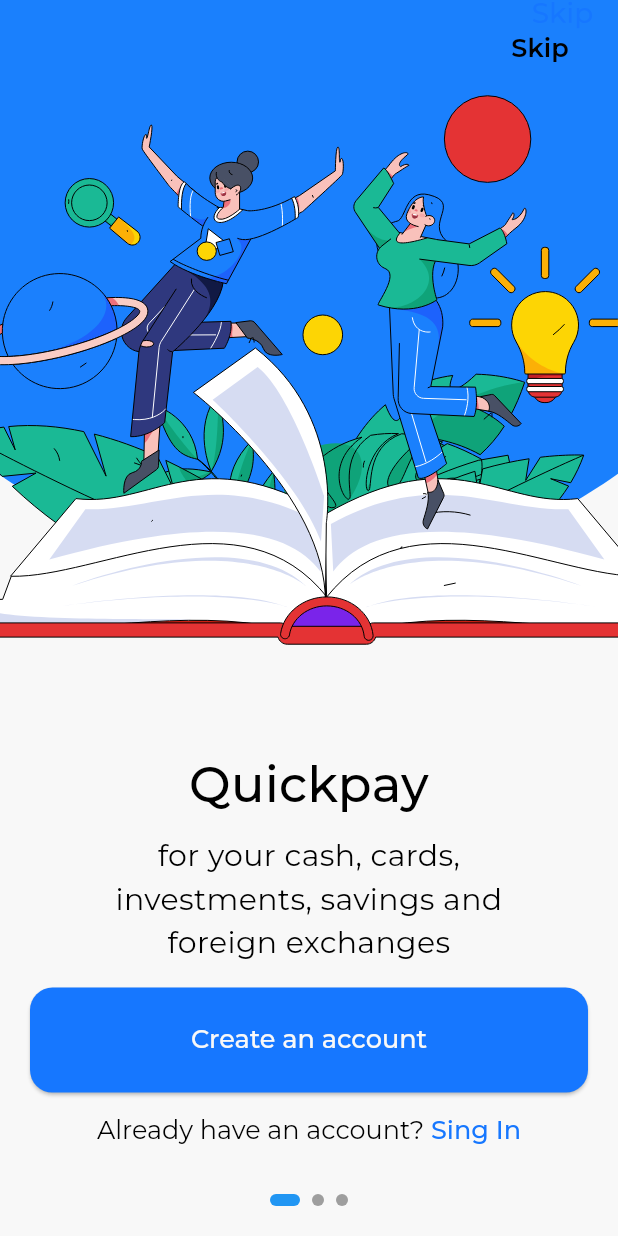
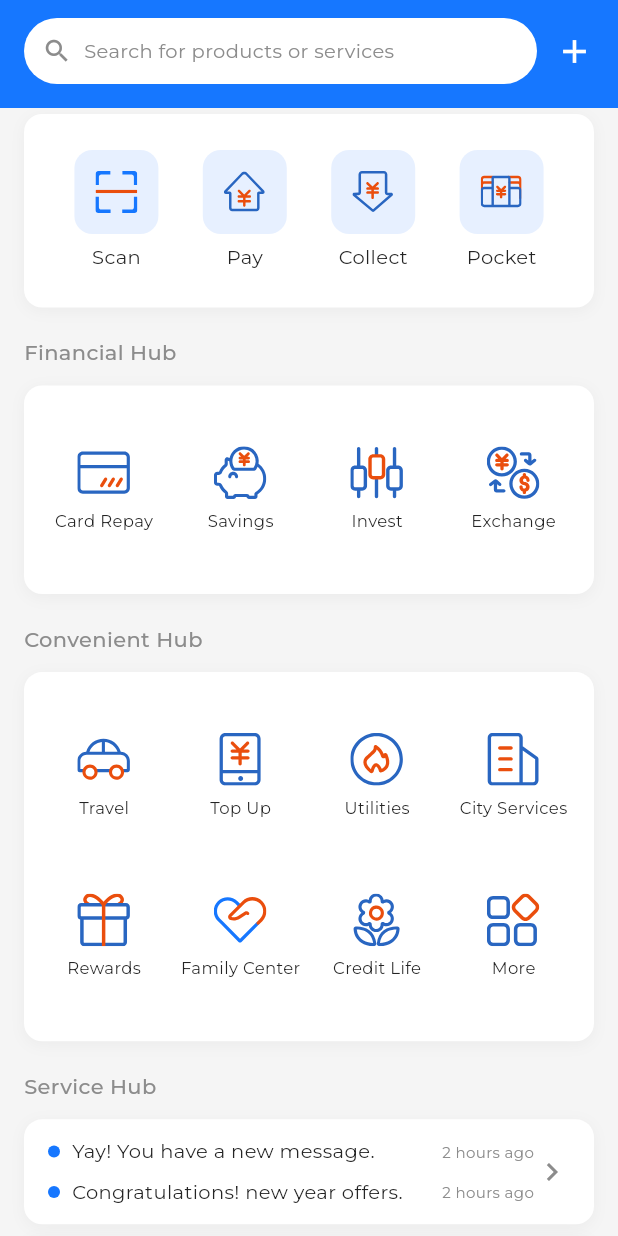
Before and after one commit to TarikKhazma/FintechApp, a Flutter app: the screen it shows after launch, on a phone screen of 412 x 824 dp. Run offline on Flutter 3.47's test engine with Material 3 defaults, Android fonts, the phone set to English and light mode, and no system bars; our stand-ins replace dio, equatable, flutter_bloc, flutter_secure_storage, flutter_svg, fpdart and 2 more; project files that could hold a hidden picture were left out.

```diff
--- a/lib/core/navigation/app_router.dart
+++ b/lib/core/navigation/app_router.dart
@@ -5,7 +5,7 @@
 import '../../features/auth/presentation/pages/sign_in_page.dart';
 import '../../features/auth/presentation/pages/sign_up_page.dart';
 import '../../features/auth/presentation/pages/create_account_success_page.dart';
-import '../../features/dashboard/presentation/pages/dashboard_page.dart';
+import '../../features/view/home/screens/home_screen.dart';
 import '../../features/view/onborading/screens/onboarding_main.dart';
 import '../../features/view/splash_screens/splash_screens.dart';
 import 'app_routes.dart';
@@ -35,8 +35,8 @@
 }
 
 final GoRouter appRouter = GoRouter(
-  initialLocation: AppRoutes.splash,
-  redirect: _authGuard,
+  initialLocation: AppRoutes.home, // TODO: revert to AppRoutes.splash
+  // redirect: _authGuard,
   routes: [
     GoRoute(
       path: AppRoutes.splash,
@@ -64,7 +64,7 @@
     // ── Protected routes ─────────────────────────────────────────────────
     GoRoute(
       path: AppRoutes.home,
-      builder: (ctx, s) => const DashboardPage(),
+      builder: (ctx, s) => const HomeScreen(),
     ),
     GoRoute(
       path: AppRoutes.transactions,
--- a/lib/core/resources/app_images_assets.dart
+++ b/lib/core/resources/app_images_assets.dart
@@ -66,7 +66,6 @@
   static const iconarrowleft = '${_iconRelativePath}icon_arrow_left.svg';
   static const invest = '${_iconRelativePath}invest.svg';
   static const cup = '${_iconRelativePath}cup.svg';
-  static const dish = '${_iconRelativePath}dish.svg';
   static const more = '${_iconRelativePath}more.svg';
   static const pay = '${_iconRelativePath}pay.svg';
   static const pocket = '${_iconRelativePath}pocket.svg';
--- /dev/null
+++ b/lib/features/view/home/screens/home_screen.dart
@@ -0,0 +1,38 @@
+import 'package:flutter/material.dart';
+
+import '../widgets/home_hub_card.dart';
+import '../widgets/home_insurance_banner.dart';
+import '../widgets/home_notifications_card.dart';
+import '../widgets/home_quick_actions.dart';
+import '../widgets/home_rewards_row.dart';
+import '../widgets/home_search_bar.dart';
+import '../widgets/home_section_label.dart';
+
+class HomeScreen extends StatelessWidget {
+  const HomeScreen({super.key});
+
+  @override
+  Widget build(BuildContext context) {
+    return Scaffold(
+      backgroundColor: Colors.grey[100],
+      body: SafeArea(
+        child: CustomScrollView(
+          slivers: [
+            const SliverToBoxAdapter(child: HomeSearchBar()),
+            const SliverToBoxAdapter(child: HomeQuickActions()),
+            const SliverToBoxAdapter(child: HomeSectionLabel('Financial Hub')),
+            SliverToBoxAdapter(child: HomeHubCard(items: financialHubItems)),
+            const SliverToBoxAdapter(child: HomeSectionLabel('Convenient Hub')),
+            SliverToBoxAdapter(child: HomeHubCard(items: convenientHubItems)),
+            const SliverToBoxAdapter(child: HomeSectionLabel('Service Hub')),
+            const SliverToBoxAdapter(child: HomeNotificationsCard()),
+            const SliverToBoxAdapter(child: HomeInsuranceBanner()),
+            const SliverToBoxAdapter(child: HomeSectionLabel('Rewards Hub')),
+            const SliverToBoxAdapter(child: HomeRewardsRow()),
+            const SliverToBoxAdapter(child: SizedBox(height: 24)),
+          ],
+        ),
+      ),
+    );
+  }
+}
--- /dev/null
+++ b/lib/features/view/home/widgets/home_hub_card.dart
@@ -0,0 +1,94 @@
+import 'package:fintech_app/core/constants/app_colors.dart';
+import 'package:fintech_app/core/constants/app_text_styles.dart';
+import 'package:fintech_app/core/resources/app_images_assets.dart';
+import 'package:flutter/material.dart';
+import 'package:flutter_svg/flutter_svg.dart';
+
+class HubItem {
+  final String icon;
+  final String label;
+  final VoidCallback? onTap;
+
+  const HubItem(this.icon, this.label, {this.onTap});
+}
+
+final financialHubItems = [
+  HubItem(IconImages.cardrepay, 'Card Repay', onTap: () {}),
+  HubItem(IconImages.saving, 'Savings', onTap: () {}),
+  HubItem(IconImages.invest, 'Invest', onTap: () {}),
+  HubItem(IconImages.exchange, 'Exchange', onTap: () {}),
+];
+
+final convenientHubItems = [
+  HubItem(IconImages.travel, 'Travel', onTap: () {}),
+  HubItem(IconImages.topup, 'Top Up', onTap: () {}),
+  HubItem(IconImages.utilities, 'Utilities', onTap: () {}),
+  HubItem(IconImages.cityservices, 'City Services', onTap: () {}),
+  HubItem(IconImages.rewards, 'Rewards', onTap: () {}),
+  HubItem(IconImages.familycenter, 'Family Center', onTap: () {}),
+  HubItem(IconImages.creditlife, 'Credit Life', onTap: () {}),
+  HubItem(IconImages.more, 'More', onTap: () {}),
+];
+
+class HomeHubCard extends StatelessWidget {
+  final List<HubItem> items;
+  const HomeHubCard({super.key, required this.items});
+
+  @override
+  Widget build(BuildContext context) {
+    return Container(
+      margin: const EdgeInsets.symmetric(horizontal: 16, vertical: 4),
+      padding: const EdgeInsets.symmetric(vertical: 16, horizontal: 8),
+      decoration: BoxDecoration(
+        color: Colors.white,
+        borderRadius: BorderRadius.circular(12),
+        boxShadow: const [
+          BoxShadow(
+            color: Color(0x0A000000),
+            blurRadius: 8,
+            offset: Offset(0, 2),
+          ),
+        ],
+      ),
+      child: GridView.count(
+        crossAxisCount: 4,
+        shrinkWrap: true,
+        physics: const NeverScrollableScrollPhysics(),
+        childAspectRatio: 0.85,
+        children: items.map((item) => _HubGridItem(item: item)).toList(),
+      ),
+    );
+  }
+}
+
+class _HubGridItem extends StatelessWidget {
+  final HubItem item;
+  const _HubGridItem({required this.item});
+
+  @override
+  Widget build(BuildContext context) {
+    return InkWell(
+      onTap: item.onTap,
+      borderRadius: BorderRadius.circular(10),
+      child: Padding(
+        padding: const EdgeInsets.symmetric(vertical: 6),
+        child: Column(
+          mainAxisSize: MainAxisSize.min,
+          mainAxisAlignment: MainAxisAlignment.center,
+          children: [
+            SvgPicture.asset(item.icon, width: 36, height: 36),
+            const SizedBox(height: 6),
+            Text(
+              item.label,
+              textAlign: TextAlign.center,
+              style: AppTextStyles.caption.copyWith(
+                color: AppColors.textPrimary,
+                fontSize: 11,
+              ),
+            ),
+          ],
+        ),
+      ),
+    );
+  }
+}
--- /dev/null
+++ b/lib/features/view/home/widgets/home_insurance_banner.dart
@@ -0,0 +1,101 @@
+import 'package:fintech_app/core/constants/app_colors.dart';
+import 'package:fintech_app/core/constants/app_text_styles.dart';
+import 'package:fintech_app/core/resources/app_images_assets.dart';
+import 'package:flutter/material.dart';
+import 'package:flutter_svg/flutter_svg.dart';
+
+class HomeInsuranceBanner extends StatelessWidget {
+  const HomeInsuranceBanner({super.key});
+
+  @override
+  Widget build(BuildContext context) {
+    return Container(
+      margin: const EdgeInsets.symmetric(horizontal: 16, vertical: 4),
+      padding: const EdgeInsets.all(16),
+      decoration: BoxDecoration(
+        color: Colors.white,
+        borderRadius: BorderRadius.circular(12),
+        boxShadow: const [
+          BoxShadow(
+            color: Color(0x0A000000),
+            blurRadius: 8,
+            offset: Offset(0, 2),
+          ),
+        ],
+      ),
+      child: Column(
+        crossAxisAlignment: CrossAxisAlignment.start,
+        children: [
+          Row(
+            children: [
+              Expanded(
+                child: Column(
+                  crossAxisAlignment: CrossAxisAlignment.start,
+                  children: [
+                    Text(
+                      'Grab your Insurance Offer Today!',
+                      style: AppTextStyles.bodySmall.copyWith(
+                        color: AppColors.primary,
+                        fontWeight: FontWeight.w700,
+                      ),
+                    ),
+                    const SizedBox(height: 6),
+                    RichText(
+                      text: TextSpan(
+                        style: AppTextStyles.caption.copyWith(
+                          color: AppColors.textPrimary,
+                        ),
+                        children: const [
+                          TextSpan(text: 'Get 25% off your next '),
+                          TextSpan(
+                            text: 'health insurance',
+                            style: TextStyle(fontWeight: FontWeight.w700),
+                          ),
+                          TextSpan(text: ' renewals with us and '),
+                          TextSpan(
+                            text: 'protect your family!!',
+                            style: TextStyle(fontWeight: FontWeight.w700),
+                          ),
+                        ],
+                      ),
+                    ),
+                  ],
+                ),
+              ),
+              const SizedBox(width: 12),
+              SvgPicture.asset(IconImages.baohusan, width: 56, height: 56),
+            ],
+          ),
+          const SizedBox(height: 12),
+          const Row(
+            mainAxisAlignment: MainAxisAlignment.center,
+            children: [
+              _BannerDot(active: true),
+              SizedBox(width: 4),
+              _BannerDot(active: false),
+              SizedBox(width: 4),
+              _BannerDot(active: false),
+            ],
+          ),
+        ],
+      ),
+    );
+  }
+}
+
+class _BannerDot extends StatelessWidget {
+  final bool active;
+  const _BannerDot({required this.active});
+
+  @override
+  Widget build(BuildContext context) {
+    return Container(
+      width: active ? 16 : 8,
+      height: 8,
+      decoration: BoxDecoration(
+        color: active ? AppColors.primary : AppColors.border,
+        borderRadius: BorderRadius.circular(4),
+      ),
+    );
+  }
+}
--- /dev/null
+++ b/lib/features/view/home/widgets/home_notifications_card.dart
@@ -0,0 +1,78 @@
+import 'package:fintech_app/core/constants/app_colors.dart';
+import 'package:fintech_app/core/constants/app_text_styles.dart';
+import 'package:flutter/material.dart';
+
+class HomeNotificationsCard extends StatelessWidget {
+  const HomeNotificationsCard({super.key});
+
+  @override
+  Widget build(BuildContext context) {
+    return Container(
+      margin: const EdgeInsets.symmetric(horizontal: 16, vertical: 4),
+      padding: const EdgeInsets.symmetric(vertical: 12, horizontal: 16),
+      decoration: BoxDecoration(
+        color: Colors.white,
+        borderRadius: BorderRadius.circular(12),
+        boxShadow: const [
+          BoxShadow(
+            color: Color(0x0A000000),
+            blurRadius: 8,
+            offset: Offset(0, 2),
+          ),
+        ],
+      ),
+      child: Row(
+        children: [
+          const Expanded(
+            child: Column(
+              crossAxisAlignment: CrossAxisAlignment.start,
+              children: [
+                _NotifRow(text: 'Yay! You have a new message.', time: '2 hours ago'),
+                SizedBox(height: 8),
+                _NotifRow(text: 'Congratulations! new year offers.', time: '2 hours ago'),
+              ],
+            ),
+          ),
+          const Icon(Icons.chevron_right, color: AppColors.textSecondary),
+        ],
+      ),
+    );
+  }
+}
+
+class _NotifRow extends StatelessWidget {
+  final String text;
+  final String time;
+  const _NotifRow({required this.text, required this.time});
+
+  @override
+  Widget build(BuildContext context) {
+    return Row(
+      children: [
+        Container(
+          width: 8,
+          height: 8,
+          decoration: const BoxDecoration(
+            color: AppColors.primary,
+            shape: BoxShape.circle,
+          ),
+        ),
+        const SizedBox(width: 8),
+        Expanded(
+          child: Text(
+            text,
+            style: AppTextStyles.caption.copyWith(color: AppColors.textPrimary),
+          ),
+        ),
+        const SizedBox(width: 8),
+        Text(
+          time,
+          style: AppTextStyles.caption.copyWith(
+            color: AppColors.textSecondary,
+            fontSize: 10,
+          ),
+        ),
+      ],
+    );
+  }
+}
--- /dev/null
+++ b/lib/features/view/home/widgets/home_quick_actions.dart
@@ -0,0 +1,89 @@
+import 'package:fintech_app/core/constants/app_colors.dart';
+import 'package:fintech_app/core/constants/app_text_styles.dart';
+import 'package:fintech_app/core/resources/app_images_assets.dart';
+import 'package:flutter/material.dart';
+import 'package:flutter_svg/flutter_svg.dart';
+
+class HomeQuickActions extends StatelessWidget {
+  const HomeQuickActions({super.key});
+
+  @override
+  Widget build(BuildContext context) {
+    return _HomeCard(
+      child: Row(
+        mainAxisAlignment: MainAxisAlignment.spaceEvenly,
+        children: [
+          _QuickActionItem(icon: IconImages.scan, label: 'Scan', onTap: () {}),
+          _QuickActionItem(icon: IconImages.pay, label: 'Pay', onTap: () {}),
+          _QuickActionItem(icon: IconImages.collect, label: 'Collect', onTap: () {}),
+          _QuickActionItem(icon: IconImages.pocket, label: 'Pocket', onTap: () {}),
+        ],
+      ),
+    );
+  }
+}
+
+class _QuickActionItem extends StatelessWidget {
+  final String icon;
+  final String label;
+  final VoidCallback? onTap;
+
+  const _QuickActionItem({required this.icon, required this.label, this.onTap});
+
+  @override
+  Widget build(BuildContext context) {
+    return InkWell(
+      onTap: onTap,
+      borderRadius: BorderRadius.circular(12),
+      child: Padding(
+        padding: const EdgeInsets.symmetric(horizontal: 8, vertical: 4),
+        child: Column(
+          mainAxisSize: MainAxisSize.min,
+          children: [
+            Container(
+              width: 56,
+              height: 56,
+              decoration: BoxDecoration(
+                color: AppColors.primaryBg,
+                borderRadius: BorderRadius.circular(12),
+              ),
+              child: Center(child: SvgPicture.asset(icon, width: 28, height: 28)),
+            ),
+            const SizedBox(height: 6),
+            Text(
+              label,
+              style: AppTextStyles.caption.copyWith(color: AppColors.textPrimary),
+            ),
+          ],
+        ),
+      ),
+    );
+  }
+}
+
+// ─── Shared card wrapper used across home widgets ─────────────────────────────
+class _HomeCard extends StatelessWidget {
+  final Widget child;
+
+  const _HomeCard({required this.child});
+
+  @override
+  Widget build(BuildContext context) {
+    return Container(
+      margin: const EdgeInsets.symmetric(horizontal: 16, vertical: 4),
+      padding: const EdgeInsets.symmetric(vertical: 20, horizontal: 12),
+      decoration: BoxDecoration(
+        color: Colors.white,
+        borderRadius: BorderRadius.circular(12),
+        boxShadow: const [
+          BoxShadow(
+            color: Color(0x0A000000),
+            blurRadius: 8,
+            offset: Offset(0, 2),
+          ),
+        ],
+      ),
+      child: child,
+    );
+  }
+}
--- /dev/null
+++ b/lib/features/view/home/widgets/home_rewards_row.dart
@@ -0,0 +1,118 @@
+import 'package:fintech_app/core/constants/app_colors.dart';
+import 'package:fintech_app/core/constants/app_text_styles.dart';
+import 'package:fintech_app/core/resources/app_images_assets.dart';
+import 'package:flutter/material.dart';
+import 'package:flutter_svg/flutter_svg.dart';
+
+class HomeRewardsRow extends StatelessWidget {
+  const HomeRewardsRow({super.key});
+
+  @override
+  Widget build(BuildContext context) {
+    return Padding(
+      padding: const EdgeInsets.symmetric(horizontal: 16),
+      child: Row(
+        children: [
+          Expanded(
+            child: _RewardCard(
+              icon: IconImages.rewards,
+              text: 'Share a meal with your friends only for today!',
+              badge: '20%',
+              badgeColor: AppColors.warning,
+              gradient: const [Color(0xff1677FF), Color(0xff0050CC)],
+            ),
+          ),
+          const SizedBox(width: 12),
+          Expanded(
+            child: _RewardCard(
+              icon: IconImages.cup,
+              text: 'Get rewards of up to 200 points with every new friend you invite!',
+              badge: 'CVR2242',
+              badgeColor: const Color(0xffEA4E0D),
+              gradient: const [Color(0xffEA4E0D), Color(0xffFD9A16)],
+            ),
+          ),
+        ],
+      ),
+    );
+  }
+}
+
+class _RewardCard extends StatelessWidget {
+  final String icon;
+  final String text;
+  final String badge;
+  final Color badgeColor;
+  final List<Color> gradient;
+
+  const _RewardCard({
+    required this.icon,
+    required this.text,
+    required this.badge,
+    required this.badgeColor,
+    required this.gradient,
+  });
+
+  @override
+  Widget build(BuildContext context) {
+    return Container(
+      height: 140,
+      decoration: BoxDecoration(
+        gradient: LinearGradient(
+          colors: gradient,
+          begin: Alignment.topLeft,
+          end: Alignment.bottomRight,
+        ),
+        borderRadius: BorderRadius.circular(12),
+      ),
+      child: Stack(
+        children: [
+          Padding(
+            padding: const EdgeInsets.all(12),
+            child: Column(
+              crossAxisAlignment: CrossAxisAlignment.start,
+              children: [
+                SvgPicture.asset(
+                  icon,
+                  width: 32,
+                  height: 32,
+                  colorFilter: const ColorFilter.mode(
+                    Colors.white,
+                    BlendMode.srcIn,
+                  ),
+                ),
+                const Spacer(),
+                Text(
+                  text,
+                  style: AppTextStyles.caption.copyWith(
+                    color: Colors.white,
+                    fontSize: 10,
+                  ),
+                ),
+              ],
+            ),
+          ),
+          Positioned(
+            bottom: 8,
+            right: 8,
+            child: Container(
+              padding: const EdgeInsets.symmetric(horizontal: 8, vertical: 4),
+              decoration: BoxDecoration(
+                color: badgeColor,
+                borderRadius: BorderRadius.circular(6),
+              ),
+              child: Text(
+                badge,
+                style: AppTextStyles.caption.copyWith(
+                  color: Colors.white,
+                  fontWeight: FontWeight.w700,
+                  fontSize: 11,
+                ),
+              ),
+            ),
+          ),
+        ],
+      ),
+    );
+  }
+}
--- /dev/null
+++ b/lib/features/view/home/widgets/home_search_bar.dart
@@ -0,0 +1,44 @@
+import 'package:fintech_app/core/constants/app_colors.dart';
+import 'package:fintech_app/core/constants/app_text_styles.dart';
+import 'package:flutter/material.dart';
+
+class HomeSearchBar extends StatelessWidget {
+  const HomeSearchBar({super.key});
+
+  @override
+  Widget build(BuildContext context) {
+    return Container(
+      color: AppColors.primary,
+      padding: const EdgeInsets.fromLTRB(16, 12, 16, 16),
+      child: Row(
+        children: [
+          Expanded(
+            child: Container(
+              height: 44,
+              decoration: BoxDecoration(
+                color: AppColors.surface,
+                borderRadius: BorderRadius.circular(22),
+              ),
+              child: Row(
+                children: [
+                  const SizedBox(width: 12),
+                  const Icon(Icons.search, color: AppColors.textSecondary, size: 20),
+                  const SizedBox(width: 8),
+                  Text(
+                    'Search for products or services',
+                    style: AppTextStyles.body.copyWith(
+                      color: AppColors.textSecondary,
+                      fontSize: 13,
+                    ),
+                  ),
+                ],
+              ),
+            ),
+          ),
+          const SizedBox(width: 12),
+          const Icon(Icons.add, color: AppColors.surface, size: 26),
+        ],
+      ),
+    );
+  }
+}
--- /dev/null
+++ b/lib/features/view/home/widgets/home_section_label.dart
@@ -0,0 +1,22 @@
+import 'package:fintech_app/core/constants/app_colors.dart';
+import 'package:fintech_app/core/constants/app_text_styles.dart';
+import 'package:flutter/material.dart';
+
+class HomeSectionLabel extends StatelessWidget {
+  final String title;
+  const HomeSectionLabel(this.title, {super.key});
+
+  @override
+  Widget build(BuildContext context) {
+    return Padding(
+      padding: const EdgeInsets.fromLTRB(16, 16, 16, 8),
+      child: Text(
+        title,
+        style: AppTextStyles.bodySmall.copyWith(
+          color: AppColors.textSecondary,
+          fontWeight: FontWeight.w500,
+        ),
+      ),
+    );
+  }
+}
```
